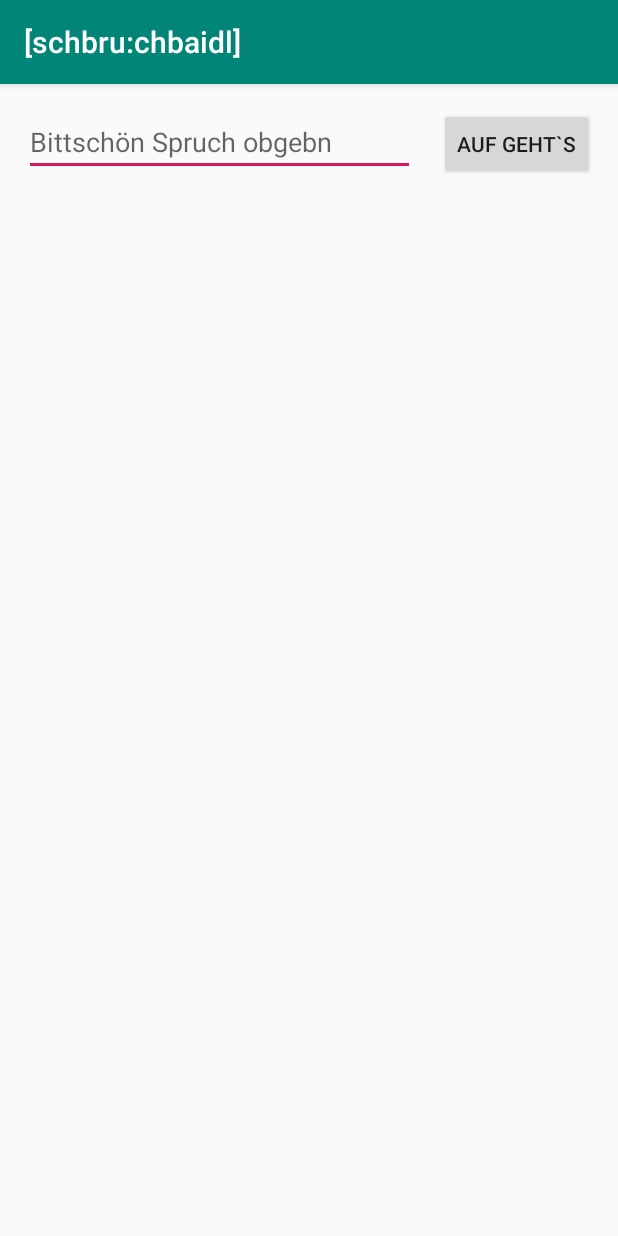
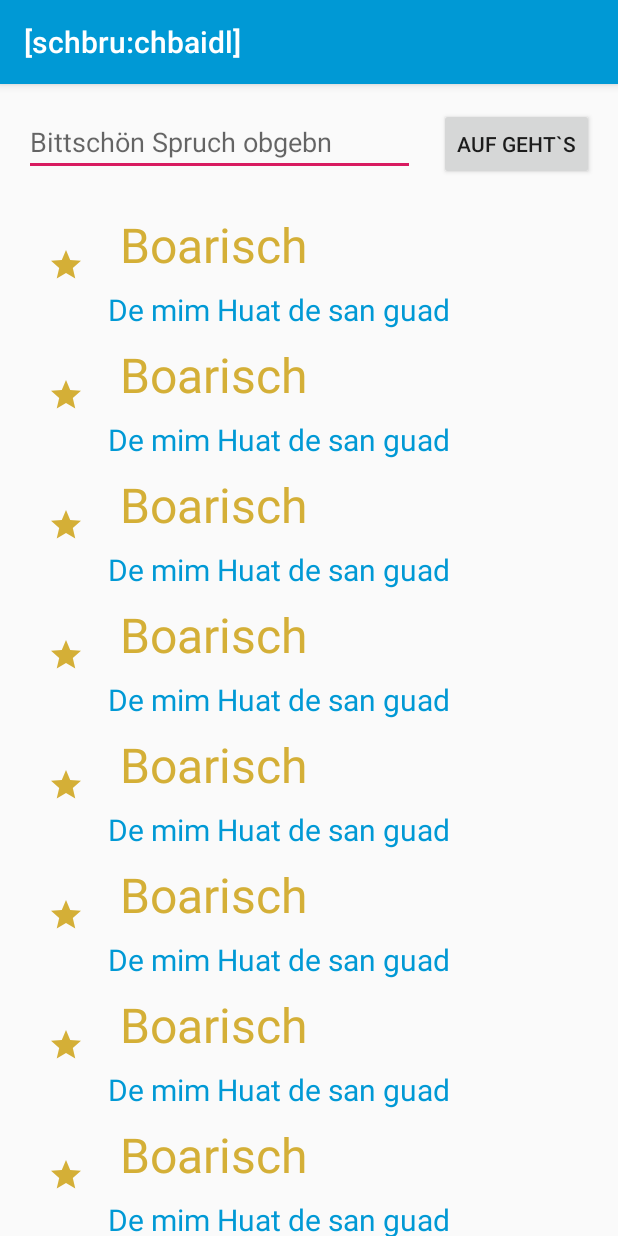
Before and after one commit to ROWLout/PlaygroundApp, an Android app: the screen it shows after launch (MainActivity), after a tap on an icon or button, on a phone screen of 412 x 824 dp. Run offline under Robolectric (Android 15) with nearby library versions, the phone set to English and light mode, and no system bars.

Commit message:
implemented recycling view with static content

```diff
--- a/app/build.gradle
+++ b/app/build.gradle
@@ -31,4 +31,5 @@ dependencies {
     testImplementation 'junit:junit:4.12'
     androidTestImplementation 'androidx.test.ext:junit:1.1.0'
     androidTestImplementation 'androidx.test.espresso:espresso-core:3.1.1'
+    implementation 'androidx.recyclerview:recyclerview:1.1.0'
 }
--- a/app/src/main/java/de/rowl/playgroundapp/MainActivity.kt
+++ b/app/src/main/java/de/rowl/playgroundapp/MainActivity.kt
@@ -6,6 +6,8 @@ import android.os.Bundle
 import android.widget.Button
 import android.widget.EditText
 import android.widget.Toast
+import androidx.recyclerview.widget.LinearLayoutManager
+import kotlinx.android.synthetic.main.activity_main.*
 
 const val EXTRA_MESSAGE = "EXTRA_MESSAGE"
 
@@ -16,20 +18,28 @@ class MainActivity : AppCompatActivity() {
 
         val sendButton: Button = findViewById(R.id.send_button)
         val editText = findViewById<EditText>(R.id.editText)
+        val messages = mutableListOf<Message>()
+        for (i in 0..9)
+            messages.add(Message("Boarisch", "De mim Huat de san guad", "Quirin"))
+
+        recyclerView.apply {
+            layoutManager = LinearLayoutManager(this@MainActivity)
+            adapter = MessagesAdapter(messages)
+        }
 
         sendButton.setOnClickListener {
-            val message = editText.text.toString()
-            if(message.isEmpty()) {
+            val newMessage = editText.text.toString()
+            if(newMessage.isEmpty()) {
                 Toast.makeText(applicationContext, "Bitte Text eingeben!", Toast.LENGTH_SHORT).show()
             }else{
-                sendMessage(message)
+                sendMessage(newMessage)
             }
         }
     }
 
-    private fun sendMessage(message: String) {
+    private fun sendMessage(newMessage: String) {
         val intent = Intent(this, DisplayMessageActivity::class.java).apply {
-            putExtra(EXTRA_MESSAGE, message)
+            putExtra(EXTRA_MESSAGE, newMessage)
         }
         startActivity(intent)
     }
--- /dev/null
+++ b/app/src/main/java/de/rowl/playgroundapp/Message.kt
@@ -0,0 +1,7 @@
+package de.rowl.playgroundapp
+
+data class Message(
+    val category: String,
+    val message: String,
+    val user: String
+)
--- /dev/null
+++ b/app/src/main/java/de/rowl/playgroundapp/MessagesAdapter.kt
@@ -0,0 +1,29 @@
+package de.rowl.playgroundapp
+
+import android.view.LayoutInflater
+import android.view.View
+import android.view.ViewGroup
+import android.widget.TextView
+import androidx.recyclerview.widget.RecyclerView
+import kotlinx.android.synthetic.main.message_row.view.*
+
+class MessagesAdapter(private val messages: MutableList<Message>) : RecyclerView.Adapter<MessagesAdapter.ViewHolder>() {
+
+    override fun onCreateViewHolder(parent: ViewGroup, viewType: Int): ViewHolder {
+        val view = LayoutInflater.from(parent.context).inflate(R.layout.message_row, parent, false)
+        return ViewHolder(view)
+    }
+
+    override fun getItemCount() = messages.size
+
+    override fun onBindViewHolder(holder: ViewHolder, position: Int) {
+        val message = messages[position]
+        holder.category.text = messages[position].category
+        holder.message.text = messages[position].message
+    }
+
+    class ViewHolder(itemView: View) : RecyclerView.ViewHolder(itemView) {
+        val category: TextView = itemView.category
+        val message: TextView = itemView.message
+    }
+}
--- /dev/null
+++ b/app/src/main/res/drawable/ic_star_black_24dp.xml
@@ -0,0 +1,9 @@
+<vector xmlns:android="http://schemas.android.com/apk/res/android"
+        android:width="24dp"
+        android:height="24dp"
+        android:viewportWidth="24.0"
+        android:viewportHeight="24.0">
+    <path
+        android:fillColor="#D4AF37"
+        android:pathData="M12,17.27L18.18,21l-1.64,-7.03L22,9.24l-7.19,-0.61L12,2 9.19,8.63 2,9.24l5.46,4.73L5.82,21z"/>
+</vector>
--- a/app/src/main/res/layout/activity_main.xml
+++ b/app/src/main/res/layout/activity_main.xml
@@ -31,4 +31,16 @@
         app:layout_constraintEnd_toEndOf="parent"
         app:layout_constraintHorizontal_bias="0.5"
         app:layout_constraintStart_toEndOf="@+id/editText" />
+
+    <androidx.recyclerview.widget.RecyclerView
+        android:id="@+id/recyclerView"
+        android:layout_width="0dp"
+        android:layout_height="wrap_content"
+        android:layout_marginStart="16dp"
+        android:layout_marginTop="16dp"
+        android:layout_marginEnd="16dp"
+        android:layout_marginBottom="16dp"
+        app:layout_constraintEnd_toEndOf="parent"
+        app:layout_constraintStart_toStartOf="parent"
+        app:layout_constraintTop_toBottomOf="@+id/editText" />
 </androidx.constraintlayout.widget.ConstraintLayout>
--- /dev/null
+++ b/app/src/main/res/layout/message_row.xml
@@ -0,0 +1,42 @@
+<?xml version="1.0" encoding="utf-8"?>
+<androidx.constraintlayout.widget.ConstraintLayout xmlns:android="http://schemas.android.com/apk/res/android"
+    android:layout_width="match_parent"
+    android:layout_height="wrap_content"
+    xmlns:tools="http://schemas.android.com/tools"
+    xmlns:app="http://schemas.android.com/apk/res-auto">
+
+    <ImageView
+        android:id="@+id/photo"
+        android:src="@drawable/ic_star_black_24dp"
+        android:layout_width="wrap_content"
+        android:layout_height="wrap_content"
+        android:padding="16dp"
+        app:layout_constraintTop_toTopOf="parent"
+        app:layout_constraintBottom_toBottomOf="parent"
+        app:layout_constraintLeft_toLeftOf="parent" />
+
+    <TextView
+        android:id="@+id/category"
+        android:layout_width="wrap_content"
+        android:layout_height="wrap_content"
+        android:padding="8dp"
+        android:textSize="32sp"
+        android:textColor="#D4AF37"
+        app:layout_constraintBottom_toTopOf="@id/message"
+        app:layout_constraintLeft_toRightOf="@+id/photo"
+        app:layout_constraintTop_toTopOf="parent"
+        app:layout_constraintVertical_chainStyle="packed"
+        tools:text="Boarisch" />
+
+    <TextView
+        android:id="@+id/message"
+        android:layout_width="wrap_content"
+        android:layout_height="wrap_content"
+        android:textSize="20sp"
+        android:textColor="#0099D5"
+        app:layout_constraintBottom_toBottomOf="parent"
+        app:layout_constraintLeft_toRightOf="@+id/photo"
+        app:layout_constraintTop_toBottomOf="@+id/category"
+        tools:text="De mim Huat de san guad" />
+
+</androidx.constraintlayout.widget.ConstraintLayout>
--- a/app/src/main/res/values/colors.xml
+++ b/app/src/main/res/values/colors.xml
@@ -1,6 +1,6 @@
 <?xml version="1.0" encoding="utf-8"?>
 <resources>
-    <color name="colorPrimary">#008577</color>
-    <color name="colorPrimaryDark">#00574B</color>
+    <color name="colorPrimary">#0099D5</color>
+    <color name="colorPrimaryDark">#D4AF37</color>
     <color name="colorAccent">#D81B60</color>
 </resources>
```
